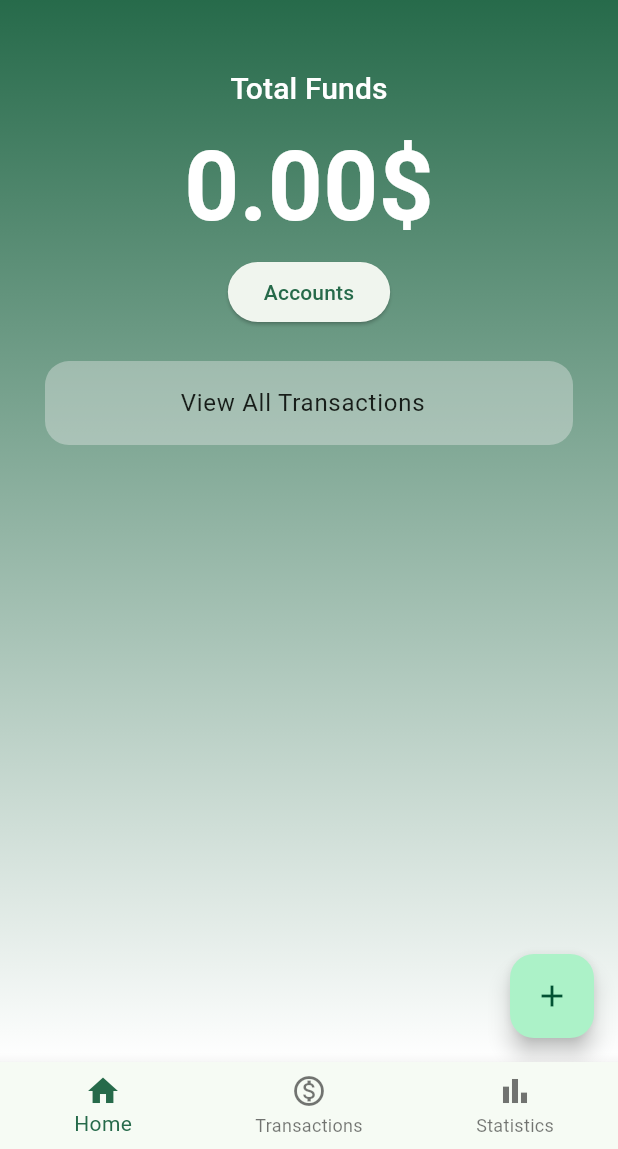
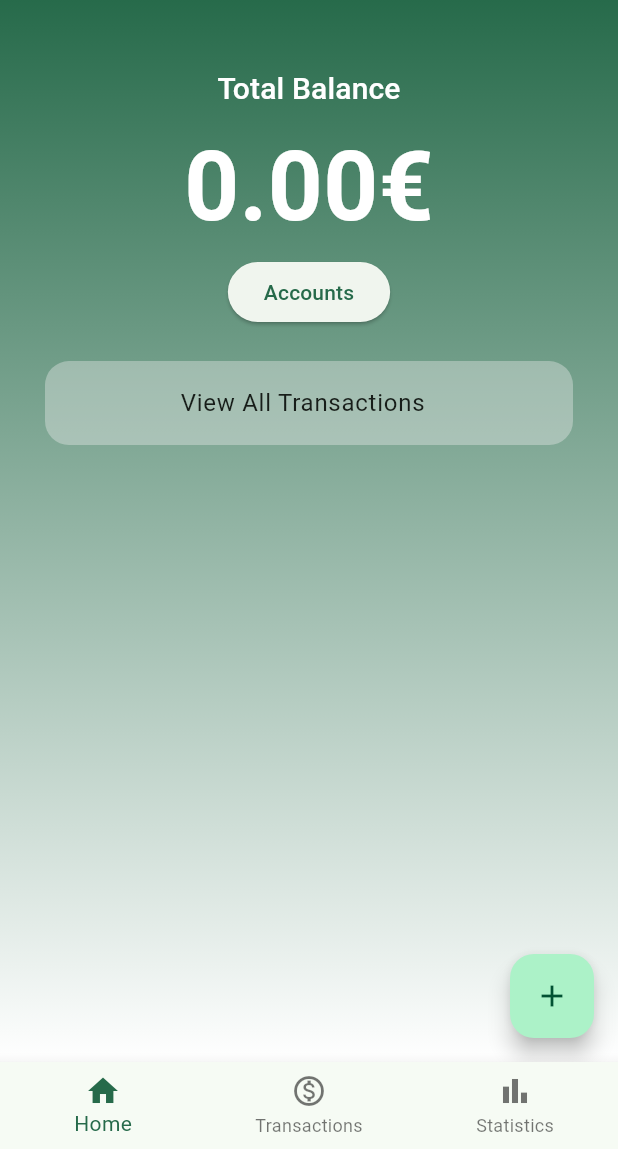
Before and after one commit to karydesc/FiTrack, a Flutter app: the screen it shows after launch, on a phone screen of 412 x 824 dp, the part 87-1236 px from its top. Run offline on Flutter 3.47's test engine with Material 3 defaults, Android fonts, the phone set to English and light mode, and no system bars; our stand-ins replace hive, hive_flutter, image_picker; accounts and stored records are empty.

```diff
--- a/lib/screens/AccountsScreen.dart
+++ b/lib/screens/AccountsScreen.dart
@@ -63,10 +63,8 @@ class _AccountsScreenState extends State<AccountsScreen> {
                         ),
                       );
                       return;
-
                     }
                     HiveService().addAccount(newAccount);
-
                     nameController.clear();
                     Navigator.pop(context);
                   },
@@ -186,7 +184,7 @@ class _AccountsScreenState extends State<AccountsScreen> {
                                   ),
                                 ),
                                 Text(
-                                  "\$${HiveService().getAccountBalance(account).toStringAsFixed(2)}",
+                                  "${HiveService().getAccountBalance(account).toStringAsFixed(2)}€",
                                   style: const TextStyle(
                                     fontWeight: FontWeight.bold,
                                     fontSize: 16,
@@ -340,7 +338,7 @@ class _AccountsScreenState extends State<AccountsScreen> {
                       ),
                     ),
                     trailing: Text(
-                      "\$${HiveService().getAccountBalance(account).toStringAsFixed(2)}",
+                      "${HiveService().getAccountBalance(account).toStringAsFixed(2)}€",
                       style: TextStyle(
                         fontSize: 18,
                         color: HiveService().getAccountBalance(account) >= 0
--- a/lib/screens/MainScreen.dart
+++ b/lib/screens/MainScreen.dart
@@ -3,10 +3,9 @@ import 'package:FiTrack/screens/AccountsScreen.dart';
 import 'package:FiTrack/screens/SingleTransactionScreen.dart';
 import 'package:FiTrack/services/HiveService.dart';
 import 'package:FiTrack/widgets/recent_transactions_widget.dart';
-import 'package:FiTrack/widgets/total_funds_widget.dart';
+import 'package:FiTrack/widgets/total_balance_widget.dart';
 import 'package:flutter/material.dart';
 import 'package:hive_flutter/hive_flutter.dart';
-
 
 class MainScreen extends StatefulWidget {
   final Function allTransactionsTap;
@@ -49,7 +48,7 @@ class _MainScreenState extends State<MainScreen> {
               child: Column(
                 children: [
                   Spacer(flex: 1),
-                  TotalFundsWidget(money: currentMoney),
+                  TotalBalanceWidget(money: currentMoney),
                   ElevatedButton(
                     child: Text("Accounts", textAlign: TextAlign.center),
                     onPressed: () {
--- /dev/null
+++ b/lib/widgets/total_balance_widget.dart
@@ -0,0 +1,33 @@
+import 'package:flutter/material.dart';
+
+class TotalBalanceWidget extends StatelessWidget {
+  final double money;
+  const TotalBalanceWidget({super.key, required this.money});
+
+  @override
+  Widget build(BuildContext context) {
+    return Column(
+      mainAxisSize: MainAxisSize.min,
+      children: [
+        Text(
+          "Total Balance",
+          style: TextStyle(
+            fontSize: 20,
+            fontWeight: FontWeight.w500,
+            color: Colors.white,
+            letterSpacing: 0.1,
+            height: 2,
+          ),
+        ),
+        Text(
+          "${money.toStringAsFixed(2)}€",
+          style: const TextStyle(
+            fontSize: 64,
+            fontWeight: FontWeight.bold,
+            color: Colors.white,
+          ),
+        ),
+      ],
+    );
+  }
+}
--- a/lib/widgets/total_funds_widget.dart
+++ /dev/null
@@ -1,36 +0,0 @@
-import 'package:flutter/material.dart';
-
-class TotalFundsWidget extends StatelessWidget {
-  final double money;
-  const TotalFundsWidget({super.key, required this.money});
-
-  @override
-  Widget build(BuildContext context) {
-    return Container(
-      padding: const EdgeInsets.symmetric(horizontal: 32),
-      child: Column(
-        mainAxisSize: MainAxisSize.min,
-        children: [
-          Text(
-            "Total Funds",
-            style: TextStyle(
-              fontSize: 20,
-              fontWeight: FontWeight.w500,
-              color: Colors.white,
-              letterSpacing: 0.1,
-              height: 2,
-            ),
-          ),
-          Text(
-            "${money.toStringAsFixed(2)}\$",
-            style: const TextStyle(
-              fontSize: 64,
-              fontWeight: FontWeight.bold,
-              color: Colors.white,
-            ),
-          ),
-        ],
-      ),
-    );
-  }
-}
```
Also changed, not shown: lib/screens/RootView.dart (+10 -4 lines), lib/screens/SingleTransactionScreen.dart (+9 -8 lines), lib/widgets/list_item.dart (+48 -26 lines).
